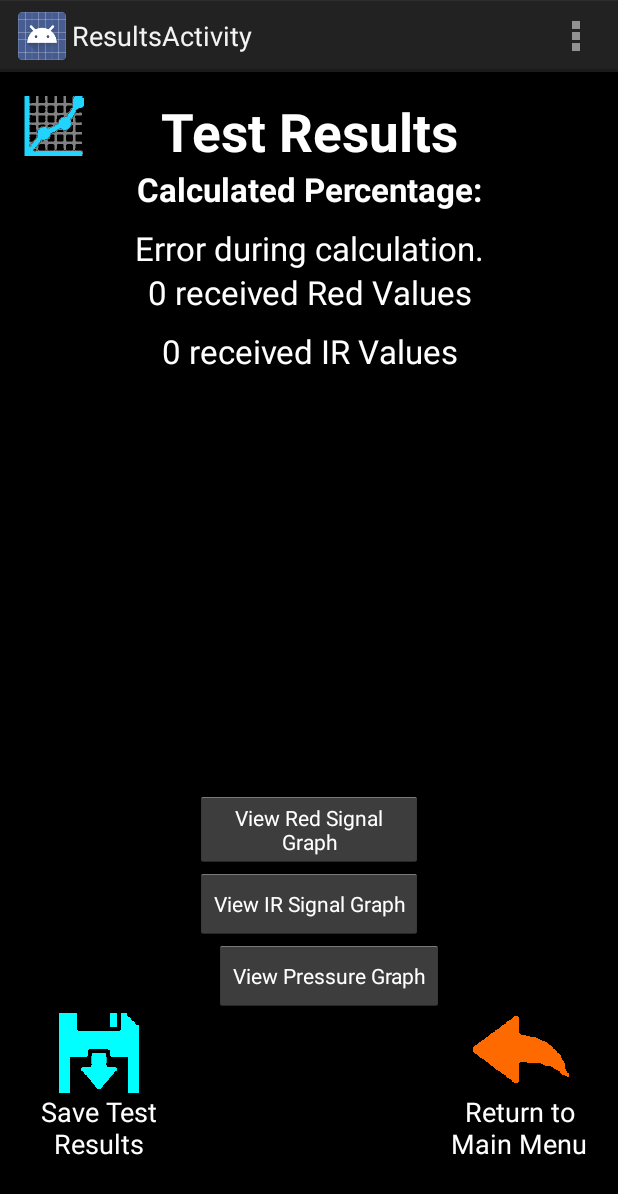
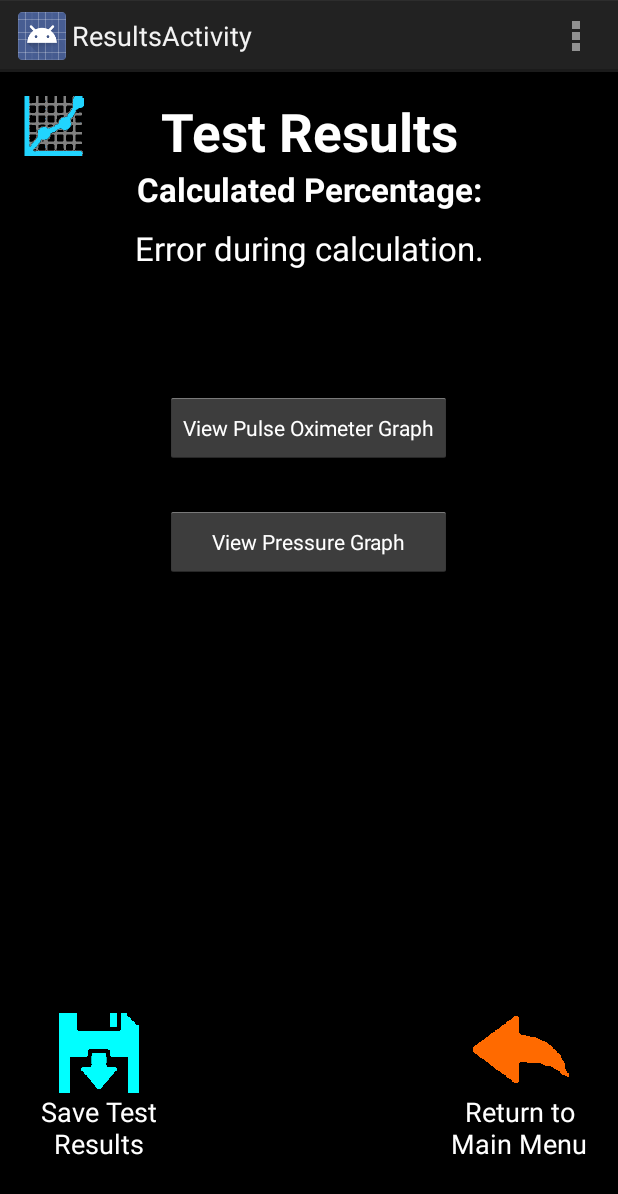
Before and after one commit to astam006/HeartMonitorApplication, an Android app: the ResultsActivity screen opened directly, with no data from a screen before it, on a phone screen of 412 x 824 dp. Shown: the top 1194 px of the screen. Run offline under Robolectric (Android 15) with nearby library versions, the phone set to English and light mode, and no system bars; libraries missing offline, so code that uses them is left out: com.opencsv, org.achartengine, org.achartengine.chart, org.achartengine.model, org.achartengine.renderer; 5 statements that could not run were skipped.

Commit message:
Slight change to Results Page, and keeps screen awake during test.

```diff
--- a/HM_app/app/src/main/java/edu/odu/ece486/hm_app/ResultsActivity.java
+++ b/HM_app/app/src/main/java/edu/odu/ece486/hm_app/ResultsActivity.java
@@ -46,13 +46,13 @@ public class ResultsActivity extends Activity {
         int numberRedValues = 0;
         int numberIRValues = 0;
         TextView percentageTextView = (TextView)findViewById(R.id.percentageView);
-        TextView numRedValues = (TextView)findViewById(R.id.numRedValues);
-        TextView numIRValues = (TextView)findViewById(R.id.numIRValues);
+        //TextView numRedValues = (TextView)findViewById(R.id.numRedValues);
+        //TextView numIRValues = (TextView)findViewById(R.id.numIRValues);
         ValsalvaAnalyzer analyzer = new ValsalvaAnalyzer();
 
         // Implement the Graph buttons
         implementRedGraphButton();
-        implementIRGraphButton();
+        //implementIRGraphButton();
         implementPressureGraphButton();
 
         // Implement the return to main menu button
@@ -64,8 +64,8 @@ public class ResultsActivity extends Activity {
         numberRedValues = ValsalvaDataHolder.getInstance().getRedSignal().size();
         numberIRValues = ValsalvaDataHolder.getInstance().getIrSignal().size();
 
-        numRedValues.setText(Long.toString(numberRedValues) + " received Red Values");
-        numIRValues.setText(Long.toString(numberIRValues) + " received IR Values");
+        //numRedValues.setText(Long.toString(numberRedValues) + " received Red Values");
+        //numIRValues.setText(Long.toString(numberIRValues) + " received IR Values");
 
         if(calculatedPercentage == -1)
             percentageTextView.setText("Error during calculation.");
@@ -138,7 +138,7 @@ public class ResultsActivity extends Activity {
     /*
      * Display the IR Values Graph when the respective button is pressed.
      */
-    private void implementIRGraphButton() {
+    /*private void implementIRGraphButton() {
         Button irGraphBtn = (Button) findViewById(R.id.irGraphBtn);
 
         irGraphBtn.setOnClickListener(new View.OnClickListener() {
@@ -148,7 +148,7 @@ public class ResultsActivity extends Activity {
                 openIRGraph();
             }
         });
-    }
+    }*/
 
     /*
      * Display the Air Pressure Graph when the respective button is pressed.
--- a/HM_app/app/src/main/java/edu/odu/ece486/hm_app/TestActivityV2.java
+++ b/HM_app/app/src/main/java/edu/odu/ece486/hm_app/TestActivityV2.java
@@ -2,15 +2,18 @@ package edu.odu.ece486.hm_app;
 
 import android.app.Activity;
 import android.app.AlertDialog;
+import android.content.Context;
 import android.content.Intent;
 import android.graphics.Color;
 import android.os.AsyncTask;
 import android.os.Bundle;
 import android.os.CountDownTimer;
 import android.os.Handler;
+import android.os.PowerManager;
 import android.view.Menu;
 import android.view.MenuItem;
 import android.view.View;
+import android.view.WindowManager;
 import android.widget.ProgressBar;
 import android.widget.TextView;
 
@@ -34,6 +37,9 @@ public class TestActivityV2 extends Activity {
     protected void onCreate(Bundle savedInstanceState) {
         super.onCreate(savedInstanceState);
         setContentView(R.layout.activity_test_v2);
+
+        // Keep the screen on during the test.
+        getWindow().addFlags(WindowManager.LayoutParams.FLAG_KEEP_SCREEN_ON);
 
         app = (cBaseApplication)getApplication();
         app.sendBeginDataTransferCommand();
--- a/HM_app/app/src/main/java/edu/odu/ece486/hm_app/ValsalvaAnalyzer.java
+++ b/HM_app/app/src/main/java/edu/odu/ece486/hm_app/ValsalvaAnalyzer.java
@@ -155,8 +155,6 @@ public class ValsalvaAnalyzer {
 
     public void findMinima(final List<Double> min, final List<Double> pathlength)
     {
-
-
         for (int i = 0; i != pathlength.size() - 1; i++) {
             boolean noMin;
             noMin = false;
@@ -167,7 +165,6 @@ public class ValsalvaAnalyzer {
                     break;
                 }
             }
-
 
             if(! noMin) {
                 for (int front = i; front != pathlength.size()-1 && front-i < SEARCH_RANGE; front++) {
--- a/HM_app/app/src/main/res/layout/activity_results.xml
+++ b/HM_app/app/src/main/res/layout/activity_results.xml
@@ -54,29 +54,6 @@
         android:gravity="center"
         android:paddingTop="10dp" />
 
-    <TextView
-        android:layout_width="wrap_content"
-        android:layout_height="wrap_content"
-        android:textAppearance="?android:attr/textAppearanceLarge"
-        android:text="Red Values"
-        android:id="@+id/numRedValues"
-        android:textColor="@android:color/white"
-        android:gravity="center"
-        android:layout_below="@+id/percentageView"
-        android:layout_centerHorizontal="true" />
-
-    <TextView
-        android:layout_width="wrap_content"
-        android:layout_height="wrap_content"
-        android:textAppearance="?android:attr/textAppearanceLarge"
-        android:text="IR Values"
-        android:id="@+id/numIRValues"
-        android:textColor="@android:color/white"
-        android:paddingTop="10dp"
-        android:gravity="center"
-        android:layout_below="@+id/numRedValues"
-        android:layout_centerHorizontal="true" />
-
     <Button
         android:layout_width="100dp"
         android:layout_height="100dp"
@@ -111,18 +88,8 @@
         android:text="@string/red_results_graph"
         android:id="@+id/redGraphBtn"
         android:textColor="@android:color/white"
-        android:layout_above="@+id/irGraphBtn"
-        android:layout_alignEnd="@+id/irGraphBtn"
-        android:layout_alignStart="@+id/irGraphBtn" />
-
-    <Button
-        style="?android:attr/buttonStyleSmall"
-        android:layout_width="wrap_content"
-        android:layout_height="wrap_content"
-        android:text="@string/ir_results_graph"
-        android:id="@+id/irGraphBtn"
-        android:textColor="@android:color/white"
-        android:layout_above="@+id/pressureGraphBtn"
+        android:layout_marginTop="81dp"
+        android:layout_below="@+id/percentageView"
         android:layout_centerHorizontal="true" />
 
     <Button
@@ -132,7 +99,9 @@
         android:text="@string/pressure_results_graph"
         android:id="@+id/pressureGraphBtn"
         android:textColor="@android:color/white"
-        android:layout_above="@+id/returnToMainMenuButton"
-        android:layout_toStartOf="@+id/returnToMainMenuButton" />
+        android:layout_marginTop="28dp"
+        android:layout_below="@+id/redGraphBtn"
+        android:layout_alignStart="@+id/redGraphBtn"
+        android:layout_alignEnd="@+id/redGraphBtn" />
 
 </RelativeLayout>
--- a/HM_app/app/src/main/res/values/strings.xml
+++ b/HM_app/app/src/main/res/values/strings.xml
@@ -16,7 +16,7 @@
     <string name="title_activity_results">ResultsActivity</string>
     <string name="title_activity_test_activity_v2">TestActivityV2</string>
     <string name="title_activity_debugger_test">DebuggerTest</string>
-    <string name="red_results_graph">View Red Signal Graph</string>
+    <string name="red_results_graph">View Pulse Oximeter Graph</string>
     <string name="ir_results_graph">View IR Signal Graph</string>
     <string name="pressure_results_graph">View Pressure Graph</string>
     <string name="title_activity_sit">SitActivity</string>
```
